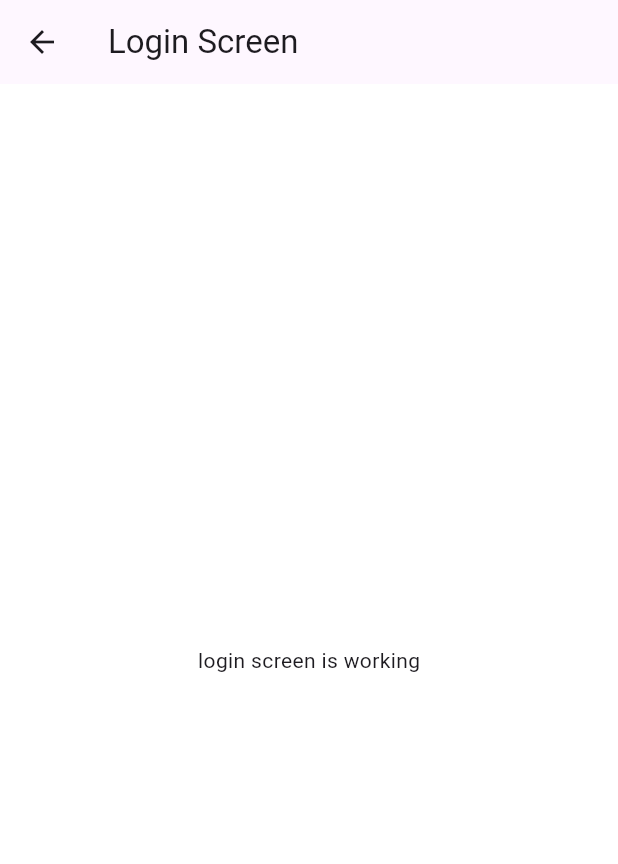
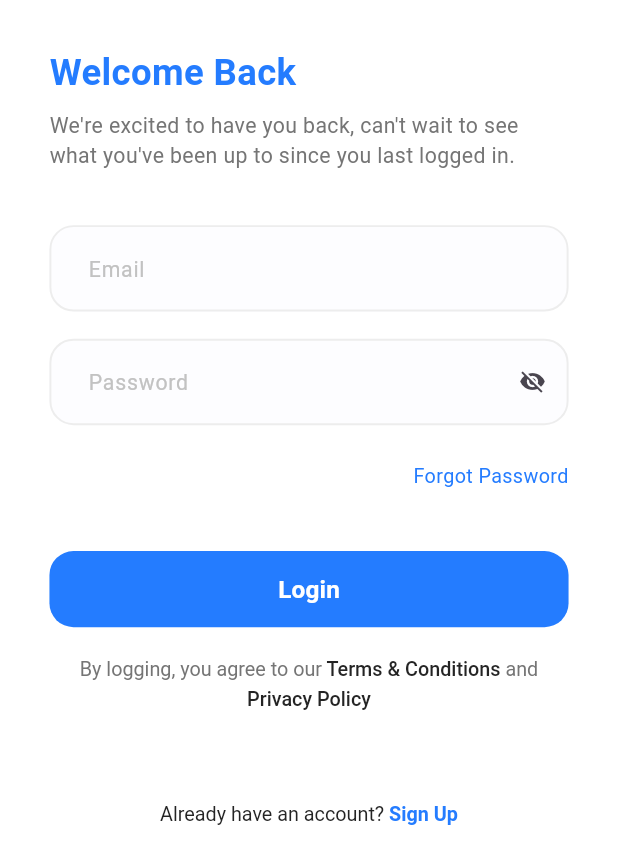
Before and after one commit to abdelwahab-emad/flutter_advanced, a Flutter app: the screen it shows after launch, after a tap on "Get Started", on a phone screen of 412 x 824 dp. Shown: the top 864 px of the screen. Run offline on Flutter 3.47's test engine with Material 3 defaults, Android fonts, the light colour scheme and no system bars; our stand-ins replace flutter_screenutil, flutter_svg.

Commit message:
-  added spacing file for sizedBox -  added some colors and textstyles -  added fontWeight helper class -  added general text button and textformdfield -  finished login screen design

```diff
--- /dev/null
+++ b/lib/core/helpers/spacing.dart
@@ -0,0 +1,5 @@
+import 'package:flutter/material.dart';
+import 'package:flutter_screenutil/flutter_screenutil.dart';
+
+SizedBox verticalSpace(double height) => SizedBox(height: height.h);
+SizedBox horizontalSpace(double width) => SizedBox(width: width.w);
--- a/lib/core/routing/app_router.dart
+++ b/lib/core/routing/app_router.dart
@@ -1,6 +1,6 @@
 import 'package:flutter/material.dart';
 import 'package:flutter_complete_project/core/routing/routes.dart';
-import 'package:flutter_complete_project/features/login/ui/widgets/login_screen.dart';
+import 'package:flutter_complete_project/features/login/ui/login_screen.dart';
 import 'package:flutter_complete_project/features/onboarding/onboarding_screen.dart';
 
 class AppRouter {
--- a/lib/core/theming/colors.dart
+++ b/lib/core/theming/colors.dart
@@ -2,5 +2,9 @@ import 'package:flutter/material.dart';
 
 class ColorsManager {
   static const Color mainBlue = Color(0xFF247CFF);
+  static const Color darkBlue = Color(0xFF242424);
   static const Color gray = Color(0xFF757575);
+  static const Color lightGray = Color(0xFFC2C2C2);
+  static const Color lighterGray = Color(0xFFEDEDED);
+  static const Color moreLightGray = Color(0xFFFDFDFF);
 }
--- /dev/null
+++ b/lib/core/theming/font_weight_helper.dart
@@ -0,0 +1,12 @@
+import 'package:flutter/material.dart';
+
+class FontWeightHelper {
+  static const FontWeight thin = FontWeight.w100;
+  static const FontWeight extraLight = FontWeight.w200;
+  static const FontWeight light = FontWeight.w300;
+  static const FontWeight regular = FontWeight.w400;
+  static const FontWeight medium = FontWeight.w500;
+  static const FontWeight semiBold = FontWeight.w600;
+  static const FontWeight bold = FontWeight.w700;
+  static const FontWeight extraBold = FontWeight.w800;
+}
--- a/lib/core/theming/styles.dart
+++ b/lib/core/theming/styles.dart
@@ -1,29 +1,144 @@
 import 'package:flutter/material.dart';
 import 'package:flutter_complete_project/core/theming/colors.dart';
+import 'package:flutter_complete_project/core/theming/font_weight_helper.dart';
 import 'package:flutter_screenutil/flutter_screenutil.dart';
 
 class TextStyles {
-  static TextStyle font24Black700Weight = TextStyle(
+  static TextStyle font24BlackBold = TextStyle(
     fontSize: 24.sp,
-    fontWeight: FontWeight.w700,
+    fontWeight: FontWeightHelper.bold,
     color: Colors.black,
   );
 
   static TextStyle font32BlueBold = TextStyle(
     fontSize: 32.sp,
-    fontWeight: FontWeight.bold,
+    fontWeight: FontWeightHelper.bold,
     color: ColorsManager.mainBlue,
+  );
+
+  static TextStyle font13BlueSemiBold = TextStyle(
+    fontSize: 13.sp,
+    fontWeight: FontWeightHelper.semiBold,
+    color: ColorsManager.mainBlue,
+  );
+
+  static TextStyle font13DarkBlueMedium = TextStyle(
+    fontSize: 13.sp,
+    fontWeight: FontWeightHelper.medium,
+    color: ColorsManager.darkBlue,
+  );
+
+  static TextStyle font13DarkBlueRegular = TextStyle(
+    fontSize: 13.sp,
+    fontWeight: FontWeightHelper.regular,
+    color: ColorsManager.darkBlue,
+  );
+
+  static TextStyle font24BlueBold = TextStyle(
+    fontSize: 24.sp,
+    fontWeight: FontWeightHelper.bold,
+    color: ColorsManager.mainBlue,
+  );
+
+  static TextStyle font16WhiteSemiBold = TextStyle(
+    fontSize: 16.sp,
+    fontWeight: FontWeightHelper.semiBold,
+    color: Colors.white,
   );
 
   static TextStyle font13GrayRegular = TextStyle(
     fontSize: 13.sp,
-    fontWeight: FontWeight.normal,
+    fontWeight: FontWeightHelper.regular,
     color: ColorsManager.gray,
   );
 
-  static TextStyle font16WhiteSemiBold = TextStyle(
+  static TextStyle font12GrayRegular = TextStyle(
+    fontSize: 12.sp,
+    fontWeight: FontWeightHelper.regular,
+    color: ColorsManager.gray,
+  );
+
+  static TextStyle font12GrayMedium = TextStyle(
+    fontSize: 12.sp,
+    fontWeight: FontWeightHelper.medium,
+    color: ColorsManager.gray,
+  );
+
+  static TextStyle font12DarkBlueRegular = TextStyle(
+    fontSize: 12.sp,
+    fontWeight: FontWeightHelper.regular,
+    color: ColorsManager.darkBlue,
+  );
+
+  static TextStyle font12BlueRegular = TextStyle(
+    fontSize: 12.sp,
+    fontWeight: FontWeightHelper.regular,
+    color: ColorsManager.mainBlue,
+  );
+
+  static TextStyle font13BlueRegular = TextStyle(
+    fontSize: 13.sp,
+    fontWeight: FontWeightHelper.regular,
+    color: ColorsManager.mainBlue,
+  );
+
+  static TextStyle font14GrayRegular = TextStyle(
+    fontSize: 14.sp,
+    fontWeight: FontWeightHelper.regular,
+    color: ColorsManager.gray,
+  );
+
+  static TextStyle font14LightGrayRegular = TextStyle(
+    fontSize: 14.sp,
+    fontWeight: FontWeightHelper.regular,
+    color: ColorsManager.lightGray,
+  );
+
+  static TextStyle font14DarkBlueMedium = TextStyle(
+    fontSize: 14.sp,
+    fontWeight: FontWeightHelper.medium,
+    color: ColorsManager.darkBlue,
+  );
+
+  static TextStyle font14DarkBlueBold = TextStyle(
+    fontSize: 14.sp,
+    fontWeight: FontWeightHelper.bold,
+    color: ColorsManager.darkBlue,
+  );
+
+  static TextStyle font16WhiteMedium = TextStyle(
     fontSize: 16.sp,
-    fontWeight: FontWeight.w500,
+    fontWeight: FontWeightHelper.medium,
+    color: Colors.white,
+  );
+
+  static TextStyle font14BlueSemiBold = TextStyle(
+    fontSize: 14.sp,
+    fontWeight: FontWeightHelper.semiBold,
+    color: ColorsManager.mainBlue,
+  );
+
+  static TextStyle font15DarkBlueMedium = TextStyle(
+    fontSize: 15.sp,
+    fontWeight: FontWeightHelper.medium,
+    color: ColorsManager.darkBlue,
+  );
+
+  static TextStyle font18DarkBlueBold = TextStyle(
+    fontSize: 18.sp,
+    fontWeight: FontWeightHelper.bold,
+    color: ColorsManager.darkBlue,
+  );
+
+  static TextStyle font18DarkBlueSemiBold = TextStyle(
+    fontSize: 18.sp,
+    fontWeight: FontWeightHelper.semiBold,
+    color: ColorsManager.darkBlue,
+  );
+
+  static TextStyle font18WhiteMedium = TextStyle(
+    fontSize: 18.sp,
+    fontWeight: FontWeightHelper.medium,
     color: Colors.white,
   );
 }
--- /dev/null
+++ b/lib/core/widgets/app_text_button.dart
@@ -0,0 +1,58 @@
+import 'package:flutter/material.dart';
+import 'package:flutter_screenutil/flutter_screenutil.dart';
+
+import '../theming/colors.dart';
+
+class AppTextButton extends StatelessWidget {
+  final double? borderRadius;
+  final Color? backgroundColor;
+  final double? horizontalPadding;
+  final double? verticalPadding;
+  final double? buttonWidth;
+  final double? buttonHeight;
+  final String buttonText;
+  final TextStyle textStyle;
+  final VoidCallback onPressed;
+  const AppTextButton({
+    super.key,
+    this.borderRadius,
+    this.backgroundColor,
+    this.horizontalPadding,
+    this.verticalPadding,
+    this.buttonHeight,
+    this.buttonWidth,
+    required this.buttonText,
+    required this.textStyle,
+    required this.onPressed,
+  });
+
+  @override
+  Widget build(BuildContext context) {
+    return TextButton(
+      style: ButtonStyle(
+        shape: WidgetStateProperty.all<RoundedRectangleBorder>(
+          RoundedRectangleBorder(
+            borderRadius: BorderRadius.circular(borderRadius ?? 16.0),
+          ),
+        ),
+        backgroundColor: WidgetStatePropertyAll(
+          backgroundColor ?? ColorsManager.mainBlue,
+        ),
+        padding: WidgetStateProperty.all<EdgeInsets>(
+          EdgeInsets.symmetric(
+            horizontal: horizontalPadding?.w ?? 12.w,
+            vertical: verticalPadding?.h ?? 14.h,
+          ),
+        ),
+        fixedSize: WidgetStateProperty.all(
+          Size(buttonWidth?.w ?? double.maxFinite, buttonHeight?.h ?? 50.h),
+        ),
+      ),
+      onPressed: onPressed,
+      child: Text(
+        buttonText,
+        style: textStyle,
+      ),
+    );
+  }
+}
--- /dev/null
+++ b/lib/core/widgets/app_text_form_field.dart
@@ -0,0 +1,84 @@
+import 'package:flutter/material.dart';
+import 'package:flutter_complete_project/core/theming/colors.dart';
+import 'package:flutter_complete_project/core/theming/styles.dart';
+import 'package:flutter_screenutil/flutter_screenutil.dart';
+
+class AppTextFormField extends StatelessWidget {
+  final EdgeInsetsGeometry? contentPadding;
+  final InputBorder? focusedBorder;
+  final InputBorder? enabledBorder;
+  final TextStyle? inputTextStyle;
+  final TextStyle? hintStyle;
+  final String hintText;
+  final bool? isObscureText;
+  final Widget? suffixIcon;
+  final Color? backgroundColor;
+  final TextEditingController? controller;
+  //final Function(String?) validator;
+  const AppTextFormField({
+    super.key,
+    this.contentPadding,
+    this.focusedBorder,
+    this.enabledBorder,
+    this.inputTextStyle,
+    this.hintStyle,
+    required this.hintText,
+    this.isObscureText,
+    this.suffixIcon,
+    this.backgroundColor,
+    this.controller,
+    ///required this.validator,
+  });
+
+  @override
+  Widget build(BuildContext context) {
+    return TextFormField(
+      controller: controller,
+      decoration: InputDecoration(
+        isDense: true,
+        contentPadding: contentPadding ??
+            EdgeInsets.symmetric(horizontal: 20.w, vertical: 18.h),
+        focusedBorder: focusedBorder ??
+            OutlineInputBorder(
+              borderSide: const BorderSide(
+                color: ColorsManager.mainBlue,
+                width: 1.3,
+              ),
+              borderRadius: BorderRadius.circular(16.0),
+            ),
+        enabledBorder: enabledBorder ??
+            OutlineInputBorder(
+              borderSide: const BorderSide(
+                color: ColorsManager.lighterGray,
+                width: 1.3,
+              ),
+              borderRadius: BorderRadius.circular(16.0),
+            ),
+        errorBorder: OutlineInputBorder(
+          borderSide: const BorderSide(
+            color: Colors.red,
+            width: 1.3,
+          ),
+          borderRadius: BorderRadius.circular(16.0),
+        ),
+        focusedErrorBorder: OutlineInputBorder(
+          borderSide: const BorderSide(
+            color: Colors.red,
+            width: 1.3,
+          ),
+          borderRadius: BorderRadius.circular(16.0),
+        ),
+        hintStyle: hintStyle ?? TextStyles.font14LightGrayRegular,
+        hintText: hintText,
+        suffixIcon: suffixIcon,
+        fillColor: backgroundColor ?? ColorsManager.moreLightGray,
+        filled: true,
+      ),
+      obscureText: isObscureText ?? false,
+      style: TextStyles.font14DarkBlueMedium,
+      // validator: (value) {
+      //   return validator(value);
+      // },
+    );
+  }
+}
--- /dev/null
+++ b/lib/features/login/ui/login_screen.dart
@@ -0,0 +1,87 @@
+import 'package:flutter/material.dart';
+import 'package:flutter_complete_project/core/helpers/spacing.dart';
+import 'package:flutter_complete_project/core/theming/styles.dart';
+import 'package:flutter_complete_project/core/widgets/app_text_button.dart';
+import 'package:flutter_complete_project/core/widgets/app_text_form_field.dart';
+import 'package:flutter_complete_project/features/login/ui/widgets/already_have_acccount_text.dart';
+import 'package:flutter_complete_project/features/login/ui/widgets/terms_and_conditions_text.dart';
+import 'package:flutter_screenutil/flutter_screenutil.dart';
+
+class LoginScreen extends StatefulWidget {
+  const LoginScreen({super.key});
+
+  @override
+  State<LoginScreen> createState() => _LoginScreenState();
+}
+
+class _LoginScreenState extends State<LoginScreen> {
+  final formKey = GlobalKey<FormState>();
+  bool isObscureText = true;
+  @override
+  Widget build(BuildContext context) {
+    return Scaffold(
+      body: SafeArea(
+        child: Padding(
+          padding: EdgeInsets.symmetric(horizontal: 30.w, vertical: 30.h),
+          child: SingleChildScrollView(
+            child: Column(
+              crossAxisAlignment: CrossAxisAlignment.start,
+              children: [
+                Text('Welcome Back', style: TextStyles.font24BlueBold),
+                verticalSpace(8),
+                Text(
+                  'We\'re excited to have you back, can\'t wait to see what you\'ve been up to since you last logged in.',
+                  style: TextStyles.font14GrayRegular,
+                ),
+                verticalSpace(36),
+                Form(
+                  key: formKey,
+                  child: Column(
+                    children: [
+                      AppTextFormField(hintText: 'Email'),
+                      verticalSpace(18),
+                      AppTextFormField(
+                        hintText: 'Password',
+                        isObscureText: isObscureText,
+                        suffixIcon: GestureDetector(
+                          onTap: () {
+                            setState(() {
+                              isObscureText = !isObscureText;
+                            });
+                          },
+                          child: Icon(
+                            isObscureText
+                                ? Icons.visibility_off
+                                : Icons.visibility,
+                          ),
+                        ),
+                      ),
+                      verticalSpace(24),
+                      Align(
+                        alignment: AlignmentDirectional.centerEnd,
+                        child: Text(
+                          'Forgot Password',
+                          style: TextStyles.font13BlueRegular,
+                        ),
+                      ),
+                      verticalSpace(40),
+                      AppTextButton(
+                        buttonText: 'Login',
+                        textStyle: TextStyles.font16WhiteSemiBold,
+                        onPressed: () {},
+                      ),
+                      verticalSpace(16),
+                      const TermsAndConditionsText(),
+                      verticalSpace(60),
+                      const AlreadyHaveAccountText(),
+                    ],
+                  ),
+                ),
+              ],
+            ),
+          ),
+        ),
+      ),
+    );
+  }
+}
--- /dev/null
+++ b/lib/features/login/ui/widgets/already_have_acccount_text.dart
@@ -0,0 +1,22 @@
+import 'package:flutter/material.dart';
+import '../../../../core/theming/styles.dart';
+
+class AlreadyHaveAccountText extends StatelessWidget {
+  const AlreadyHaveAccountText({super.key});
+
+  @override
+  Widget build(BuildContext context) {
+    return RichText(
+      textAlign: TextAlign.center,
+      text: TextSpan(
+        children: [
+          TextSpan(
+            text: 'Already have an account?',
+            style: TextStyles.font13DarkBlueRegular,
+          ),
+          TextSpan(text: ' Sign Up', style: TextStyles.font13BlueSemiBold),
+        ],
+      ),
+    );
+  }
+}
--- a/lib/features/login/ui/widgets/login_screen.dart
+++ /dev/null
@@ -1,15 +0,0 @@
-import 'package:flutter/material.dart';
-
-class LoginScreen extends StatelessWidget {
-  const LoginScreen({super.key});
-
-  @override
-  Widget build(BuildContext context) {
-    return Scaffold(
-      appBar: AppBar(
-        title: Text('Login Screen'),
-      ),
-      body: Center(child: Text('login screen is working'),),
-    );
-  }
-}
--- /dev/null
+++ b/lib/features/login/ui/widgets/terms_and_conditions_text.dart
@@ -0,0 +1,34 @@
+import 'package:flutter/material.dart';
+import 'package:flutter_complete_project/core/theming/styles.dart';
+
+
+class TermsAndConditionsText extends StatelessWidget {
+  const TermsAndConditionsText({super.key});
+
+  @override
+  Widget build(BuildContext context) {
+    return RichText(
+      textAlign: TextAlign.center,
+      text: TextSpan(
+        children: [
+          TextSpan(
+            text: 'By logging, you agree to our',
+            style: TextStyles.font13GrayRegular,
+          ),
+          TextSpan(
+            text: ' Terms & Conditions',
+            style: TextStyles.font13DarkBlueMedium,
+          ),
+          TextSpan(
+            text: ' and',
+            style: TextStyles.font13GrayRegular,
+          ),
+          TextSpan(
+            text: ' Privacy Policy',
+            style: TextStyles.font13DarkBlueMedium.copyWith(height: 1.5),
+          ),
+        ],
+      ),
+    );
+  }
+}
--- a/lib/features/onboarding/widgets/doc_logo_and_name.dart
+++ b/lib/features/onboarding/widgets/doc_logo_and_name.dart
@@ -13,7 +13,7 @@ class DocLogoAndName extends StatelessWidget {
       children: [
         SvgPicture.asset('assets/svgs/docdoc_logo.svg'),
         SizedBox(width: 10.w),
-        Text('DocDoc', style: TextStyles.font24Black700Weight),
+        Text('DocDoc', style: TextStyles.font24BlackBold),
       ],
     );
   }
--- a/lib/features/onboarding/widgets/get_started_button.dart
+++ b/lib/features/onboarding/widgets/get_started_button.dart
@@ -28,7 +28,7 @@ class GetStartedButton extends StatelessWidget {
       ),
       child: Text(
         'Get Started',
-        style: TextStyles.font16WhiteSemiBold,
+        style: TextStyles.font16WhiteMedium,
       ),
     );
   }
```
Also changed, not shown: 1 other file.
